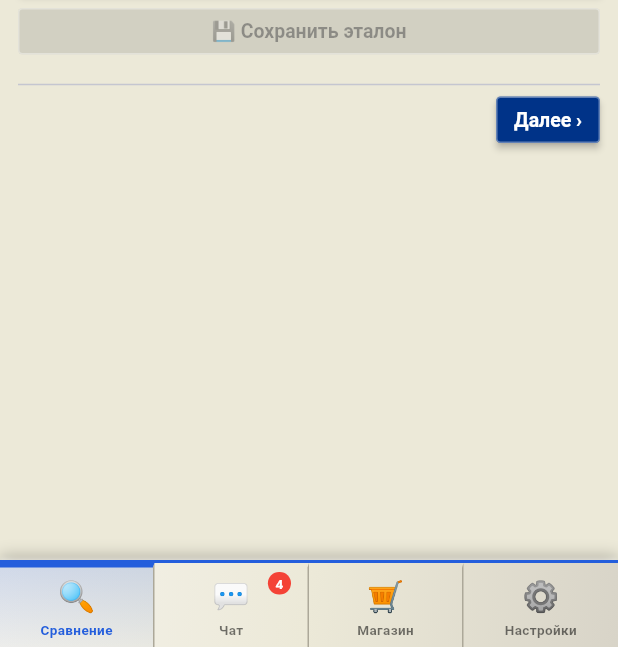
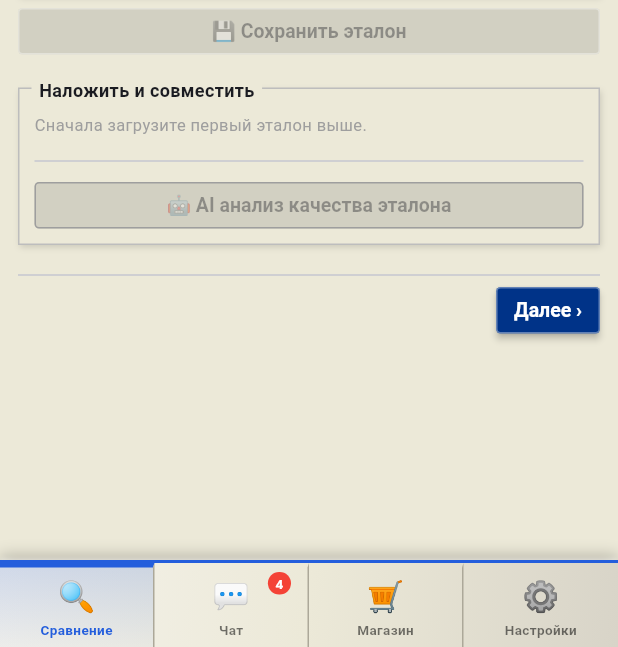
Before and after one commit to ppvesna/foto-compare, a Flutter app: the screen it shows once a user with an empty profile is signed in, on a phone screen of 412 x 824 dp, the part 589-1236 px from its top. Run offline on Flutter 3.47's test engine with Material 3 defaults, Android fonts, the phone set to English and light mode, and no system bars; our stand-ins replace image_picker, sqflite, supabase_flutter; missing offline and left inert: google_mlkit_text_recognition, mobile_scanner; accounts and stored records are empty.

Commit message:
Эталон tab: always show both sections
'Наложить и совместить' is now always visible (not hidden until ref1 loaded).
Shows hint to load ref1 first when empty, then pick-ref2 buttons,
then overlay viewer once ref2 is picked.

https://claude.ai/code/session_01SYdGBKvBkUENM7TUXVJdMv

```diff
--- a/lib/screens/compare_screen.dart
+++ b/lib/screens/compare_screen.dart
@@ -770,13 +770,14 @@ class _CompareScreenState extends State<CompareScreen>
         ]),
 
         // ── Наложить и совместить ────────────────────
-        if (_refImg != null) ...[
-          const SizedBox(height: 8),
-          XpGroup(
-              label: 'Наложить и совместить',
-              child: Column(crossAxisAlignment: CrossAxisAlignment.stretch, children: [
-                // Если второй снимок не загружен — кнопки выбора
-                if (_ref2Img == null) ...[
+        const SizedBox(height: 8),
+        XpGroup(
+            label: 'Наложить и совместить',
+            child: Column(crossAxisAlignment: CrossAxisAlignment.stretch, children: [
+              if (_refImg == null) ...[
+                const Text('Сначала загрузите первый эталон выше.',
+                    style: TextStyle(fontSize: 11, color: Colors.grey)),
+              ] else if (_ref2Img == null) ...[
                   const Text(
                       'Загрузите второй снимок эталона для объединения.\n'
                       'OpenCV выровняет и усреднит оба снимка.',
@@ -881,7 +882,6 @@ class _CompareScreenState extends State<CompareScreen>
                       label: '🤖 AI анализ качества эталона',
                       onPressed: _refImg != null ? _analyzeReferenceWithAi : null),
               ])),
-        ],
 
         const SizedBox(height: 12),
         const Divider(),
```
